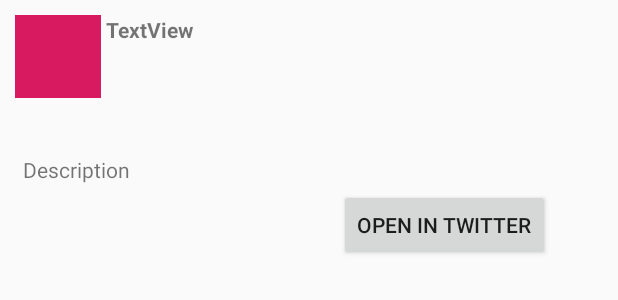
After one commit to yaacine/ProjetTDM, an Android app: the layout row_tweet.xml on its own in the app's theme, with its tools: preview values and no code run, on a phone screen of 412 x 824 dp. The commit adds this screen. Shown: the top 300 px of the screen. Run offline under Robolectric (Android 15) with nearby library versions, the phone set to English and light mode, and no system bars.

Commit message:
tweets working

```diff
--- a/app/src/main/AndroidManifest.xml
+++ b/app/src/main/AndroidManifest.xml
@@ -2,6 +2,8 @@
 <manifest xmlns:android="http://schemas.android.com/apk/res/android"
     package="com.example.projettdm">
 
+    <uses-permission android:name="android.permission.INTERNET" />
+    <uses-permission android:name="android.permission.ACCESS_NETWORK_STATE" />
     <application
         android:allowBackup="true"
         android:icon="@mipmap/ic_launcher"
--- a/app/src/main/java/com/example/projettdm/CountryDetails.kt
+++ b/app/src/main/java/com/example/projettdm/CountryDetails.kt
@@ -27,19 +27,19 @@ class CountryDetails : AppCompatActivity() {
 
         bottom_navigation.setOnNavigationItemSelectedListener {
             when(it.itemId){
-                R.id.navigation_sms-> {
+                R.id.navigation_home-> {
                     title=resources.getString(R.string.information)
                     loadFragment(InformationFragment())
                     return@setOnNavigationItemSelectedListener true
                 }
 
-                R.id.navigation_home-> {
+                R.id.navigation_twitter-> {
                     title=resources.getString(R.string.tweets)
                     loadFragment(TweetsFragment())
                     return@setOnNavigationItemSelectedListener true
                 }
 
-                R.id.navigation_notifications-> {
+                R.id.navigation_videos-> {
                     title=resources.getString(R.string.videos)
                     loadFragment(VideosFragment())
                     return@setOnNavigationItemSelectedListener true
--- a/app/src/main/java/com/example/projettdm/DataHolder.kt
+++ b/app/src/main/java/com/example/projettdm/DataHolder.kt
@@ -6,6 +6,7 @@ import com.example.projettdm.DataManager.Entities.Country
 import kotlinx.coroutines.GlobalScope
 import kotlinx.coroutines.awaitAll
 import kotlinx.coroutines.launch
+import twitter4j.Status
 import java.io.BufferedReader
 import java.io.File
 
@@ -15,6 +16,7 @@ class  DataHolder {
     companion object{
         lateinit var dbReference:AppDatabase
         var countriesList = arrayListOf<Country>()
+        var tweetsList = arrayListOf<Status>()
 
 
         fun getAll() {
--- /dev/null
+++ b/app/src/main/res/layout/row_tweet.xml
@@ -0,0 +1,72 @@
+<?xml version="1.0" encoding="utf-8"?>
+<LinearLayout xmlns:android="http://schemas.android.com/apk/res/android"
+    xmlns:app="http://schemas.android.com/apk/res-auto"
+    xmlns:tools="http://schemas.android.com/tools"
+    android:layout_width="match_parent"
+    android:layout_height="wrap_content"
+    android:orientation="vertical"
+    android:padding="10dp">
+
+    <LinearLayout
+        android:layout_width="match_parent"
+        android:layout_height="match_parent"
+        android:orientation="horizontal">
+
+        <ImageView
+            android:id="@+id/tweetIcon"
+            android:layout_width="57dp"
+            android:layout_height="55dp"
+            android:src="@color/colorAccent" />
+
+        <TextView
+            android:id="@+id/tweetterUser"
+
+            android:layout_width="wrap_content"
+            android:layout_height="match_parent"
+            android:layout_weight="1"
+            android:paddingLeft="5px"
+            android:text="TextView"
+            android:textStyle="bold" />
+    </LinearLayout>
+
+    <LinearLayout
+        android:layout_width="match_parent"
+        android:layout_height="147dp"
+        android:orientation="horizontal">
+
+        <LinearLayout
+            android:id="@+id/linearToClick"
+            android:layout_width="379dp"
+            android:layout_height="wrap_content"
+            android:layout_gravity="center"
+            android:layout_margin="5dp"
+            android:orientation="vertical">
+
+            <TextView
+                android:id="@+id/tweetContent"
+                style="@android:style/Widget.TextView"
+                android:layout_width="match_parent"
+                android:layout_height="wrap_content"
+                android:text="Description"
+                android:textStyle="normal" />
+
+            <androidx.constraintlayout.widget.ConstraintLayout
+                android:layout_width="match_parent"
+                android:layout_height="wrap_content">
+
+                <Button
+                    android:id="@+id/buttonTwitter"
+                    android:layout_width="wrap_content"
+                    android:layout_height="wrap_content"
+                    android:layout_marginTop="5px"
+                    android:layout_marginEnd="28dp"
+                    android:text="Open in Twitter"
+                    app:layout_constraintEnd_toEndOf="parent"
+                    app:layout_constraintTop_toTopOf="parent" />
+            </androidx.constraintlayout.widget.ConstraintLayout>
+
+        </LinearLayout>
+
+    </LinearLayout>
+
+</LinearLayout>
--- a/app/src/main/res/menu/bottom_navigation_menu.xml
+++ b/app/src/main/res/menu/bottom_navigation_menu.xml
@@ -5,11 +5,11 @@
         android:icon="@drawable/ic_info_outline_black_24dp"
         android:title= "@string/information" />
     <item
-        android:id="@+id/navigation_sms"
+        android:id="@+id/navigation_twitter"
         android:icon="@drawable/ic_iconfinder_icon_white"
         android:title="@string/tweets" />
     <item
-        android:id="@+id/navigation_notifications"
+        android:id="@+id/navigation_videos"
         android:icon="@drawable/ic_ondemand_video_black_24dp"
         android:title="@string/videos" />
 </menu>
```
Also changed, not shown: app/src/main/java/com/example/projettdm/TweetsFragment.kt (+41 -22 lines), app/src/main/java/com/example/projettdm/TweetsListAdapter.kt (added, +60 -0 lines), app/src/main/java/com/example/projettdm/VideosFragment.kt (+1 -9 lines), app/src/main/res/layout/fragment_tweets.xml (+9 -2 lines).
